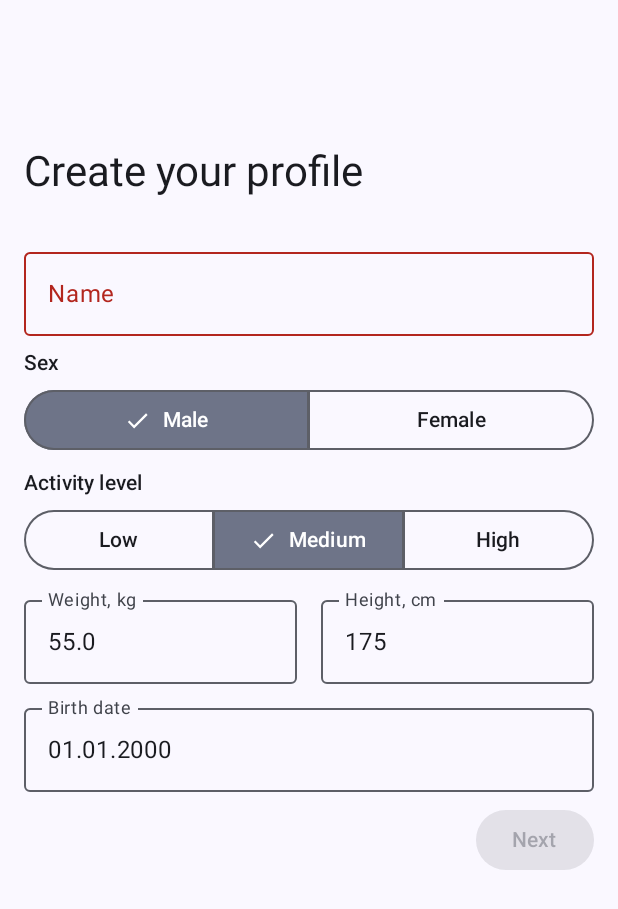
After one commit to ilya-nvk/drink-and-water, an Android app built with Jetpack Compose: the ProfileRegistrationScreen screen opened through its navigation route, on a phone screen of 412 x 824 dp. The commit adds this screen. Shown: the top 909 px of the screen. Run offline under Robolectric (Android 15) with nearby library versions, the phone set to English and light mode, and no system bars; our stand-ins replace Dagger/Hilt's generated code, Room's generated code, livedata-compose.

Commit message:
OnboardingScreen images

```diff
--- a/app/src/main/java/com/ilyanvk/drinkwater/data/datasource/userprofile/UserProfileSharedPreferencesImpl.kt
+++ b/app/src/main/java/com/ilyanvk/drinkwater/data/datasource/userprofile/UserProfileSharedPreferencesImpl.kt
@@ -24,10 +24,10 @@ class UserProfileSharedPreferencesImpl(
     override fun getUserProfile(): UserProfile {
         val prefs = context.getSharedPreferences(PREF_NAME, Context.MODE_PRIVATE)
         return UserProfile(
-            prefs.getString(KEY_NAME, "") ?: "Your name",
-            prefs.getLong(KEY_DOB, 0),
+            prefs.getString(KEY_NAME, "") ?: "",
+            prefs.getLong(KEY_DOB, 946719360000),
             prefs.getInt(KEY_HEIGHT, 175),
-            prefs.getFloat(KEY_WEIGHT, 50f).toDouble(),
+            prefs.getFloat(KEY_WEIGHT, 55f).toDouble(),
             Sex.entries[prefs.getInt(KEY_SEX, 0)],
             ActivityLevel.entries[prefs.getInt(KEY_ACTIVITY, 1)]
         )
--- a/app/src/main/java/com/ilyanvk/drinkwater/presentation/onboarding/BaseOnboardingScreen.kt
+++ b/app/src/main/java/com/ilyanvk/drinkwater/presentation/onboarding/BaseOnboardingScreen.kt
@@ -5,15 +5,16 @@ import androidx.compose.foundation.layout.Box
 import androidx.compose.foundation.layout.Column
 import androidx.compose.foundation.layout.Spacer
 import androidx.compose.foundation.layout.fillMaxSize
+import androidx.compose.foundation.layout.fillMaxWidth
 import androidx.compose.foundation.layout.height
 import androidx.compose.foundation.layout.padding
-import androidx.compose.foundation.layout.width
 import androidx.compose.material3.MaterialTheme
 import androidx.compose.material3.Text
 import androidx.compose.runtime.Composable
 import androidx.compose.ui.Alignment
 import androidx.compose.ui.Modifier
 import androidx.compose.ui.graphics.painter.Painter
+import androidx.compose.ui.layout.ContentScale
 import androidx.compose.ui.text.style.TextAlign
 import androidx.compose.ui.unit.dp
 
@@ -34,7 +35,14 @@ fun BaseOnboardingScreen(
             horizontalAlignment = Alignment.CenterHorizontally
         ) {
             picture?.let {
-                Image(modifier = Modifier.width(256.dp), painter = it, contentDescription = null)
+                Image(
+                    modifier = Modifier
+                        .fillMaxWidth()
+                        .height(128.dp),
+                    painter = it,
+                    contentDescription = null,
+                    contentScale = ContentScale.FillHeight
+                )
                 Spacer(modifier = Modifier.height(16.dp))
             }
             Text(
--- a/app/src/main/java/com/ilyanvk/drinkwater/presentation/onboarding/OnboardingScreen.kt
+++ b/app/src/main/java/com/ilyanvk/drinkwater/presentation/onboarding/OnboardingScreen.kt
@@ -56,8 +56,27 @@ fun OnboardingScreen(
             composable(OnboardingNavigationScreens.Screen3.route) {
                 BaseOnboardingScreen(
                     picture = painterResource(id = R.drawable.notification_bell),
-                    title = "Custom remainders",
+                    title = "Custom reminders",
                     text = "Quick and easy to set your hydration goal and then track your daily water intake progress.",
+                    button = {
+                        Button(onClick = { navController.navigate(OnboardingNavigationScreens.Screen4.route) }) {
+                            Text(stringResource(R.string.next))
+                        }
+                    }
+                )
+            }
+            composable(OnboardingNavigationScreens.Screen4.route) {
+                ProfileRegistrationScreen(onButtonClick = {
+                    navController.navigate(
+                        OnboardingNavigationScreens.Screen5.route
+                    )
+                })
+            }
+            composable(OnboardingNavigationScreens.Screen5.route) {
+                BaseOnboardingScreen(
+                    picture = painterResource(id = R.drawable.coin_image),
+                    title = "Earn coins",
+                    text = stringResource(id = R.string.coins_description),
                     button = {
                         Button(onClick = { onFinished() }) {
                             Text(stringResource(R.string.finish))
--- /dev/null
+++ b/app/src/main/java/com/ilyanvk/drinkwater/presentation/onboarding/ProfileRegistrationScreen.kt
@@ -0,0 +1,259 @@
+package com.ilyanvk.drinkwater.presentation.onboarding
+
+import androidx.compose.foundation.clickable
+import androidx.compose.foundation.layout.Arrangement
+import androidx.compose.foundation.layout.Box
+import androidx.compose.foundation.layout.Column
+import androidx.compose.foundation.layout.Row
+import androidx.compose.foundation.layout.Spacer
+import androidx.compose.foundation.layout.fillMaxWidth
+import androidx.compose.foundation.layout.height
+import androidx.compose.foundation.layout.padding
+import androidx.compose.foundation.layout.width
+import androidx.compose.foundation.shape.CornerSize
+import androidx.compose.foundation.text.KeyboardOptions
+import androidx.compose.material3.Button
+import androidx.compose.material3.ExperimentalMaterial3Api
+import androidx.compose.material3.LargeTopAppBar
+import androidx.compose.material3.MaterialTheme
+import androidx.compose.material3.MultiChoiceSegmentedButtonRow
+import androidx.compose.material3.OutlinedTextField
+import androidx.compose.material3.Scaffold
+import androidx.compose.material3.SegmentedButton
+import androidx.compose.material3.SegmentedButtonDefaults
+import androidx.compose.material3.SnackbarHost
+import androidx.compose.material3.SnackbarHostState
+import androidx.compose.material3.Text
+import androidx.compose.material3.TopAppBarDefaults
+import androidx.compose.material3.rememberTopAppBarState
+import androidx.compose.runtime.Composable
+import androidx.compose.runtime.remember
+import androidx.compose.ui.Modifier
+import androidx.compose.ui.focus.focusProperties
+import androidx.compose.ui.input.nestedscroll.nestedScroll
+import androidx.compose.ui.res.stringResource
+import androidx.compose.ui.text.input.KeyboardType
+import androidx.compose.ui.unit.dp
+import androidx.hilt.navigation.compose.hiltViewModel
+import com.ilyanvk.drinkwater.R
+import com.ilyanvk.drinkwater.domain.model.Sex
+import com.ilyanvk.drinkwater.domain.model.util.ActivityLevel
+import com.ilyanvk.drinkwater.presentation.profile.ProfileScreenEvent
+import com.ilyanvk.drinkwater.presentation.profile.ProfileViewModel
+import com.ilyanvk.drinkwater.presentation.profile.components.DateOfBirthDialog
+import java.text.SimpleDateFormat
+import java.util.Date
+import java.util.Locale
+
+@OptIn(ExperimentalMaterial3Api::class)
+@Composable
+fun ProfileRegistrationScreen(
+    modifier: Modifier = Modifier,
+    viewModel: ProfileViewModel = hiltViewModel(),
+    onButtonClick: () -> Unit
+) {
+
+    val snackbarHostState = remember { SnackbarHostState() }
+
+    if (viewModel.state.value.showDatePickerDialog) {
+        DateOfBirthDialog(
+            onDismiss = { viewModel.onEvent(ProfileScreenEvent.HideDatePickerDialog) },
+            onDateSelected = {
+                viewModel.onEvent(ProfileScreenEvent.UpdateDateOfBirth(it))
+                viewModel.onEvent(ProfileScreenEvent.HideDatePickerDialog)
+            },
+            initialDisplayDateMilliseconds = viewModel.state.value.dateOfBirth
+        )
+    }
+
+    val scrollBehavior =
+        TopAppBarDefaults.exitUntilCollapsedScrollBehavior(rememberTopAppBarState())
+
+    Scaffold(modifier = modifier.nestedScroll(scrollBehavior.nestedScrollConnection), topBar = {
+        LargeTopAppBar(
+            title = {
+                Text(text = "Create your profile")
+            }, scrollBehavior = scrollBehavior
+        )
+    }, snackbarHost = { SnackbarHost(hostState = snackbarHostState) }) { paddingValues ->
+        Column(modifier = Modifier.padding(paddingValues)) {
+            Spacer(modifier = Modifier.height(8.dp))
+            OutlinedTextField(
+                modifier = Modifier
+                    .padding(horizontal = 16.dp)
+                    .fillMaxWidth(),
+                value = viewModel.state.value.name,
+                label = { Text(text = stringResource(R.string.name)) },
+                onValueChange = { viewModel.onEvent(ProfileScreenEvent.UpdateName(it)) },
+                singleLine = true,
+                isError = !viewModel.state.value.isNameCorrect()
+            )
+            Spacer(modifier = Modifier.height(8.dp))
+            Text(
+                text = stringResource(R.string.sex),
+                style = MaterialTheme.typography.titleSmall,
+                modifier = Modifier.padding(horizontal = 16.dp)
+            )
+            Spacer(modifier = Modifier.height(4.dp))
+            MultiChoiceSegmentedButtonRow(
+                modifier = Modifier
+                    .padding(horizontal = 16.dp)
+                    .fillMaxWidth()
+            ) {
+                SegmentedButton(
+                    checked = viewModel.state.value.sex == Sex.MALE, onCheckedChange = {
+                        if (it) viewModel.onEvent(
+                            ProfileScreenEvent.UpdateSex(
+                                Sex.MALE
+                            )
+                        )
+                    }, shape = SegmentedButtonDefaults.baseShape.copy(
+                        topEnd = CornerSize(0.dp), bottomEnd = CornerSize(0.dp)
+                    )
+                ) {
+                    Text(text = stringResource(R.string.male))
+                }
+                SegmentedButton(
+                    checked = viewModel.state.value.sex == Sex.FEMALE, onCheckedChange = {
+                        if (it) viewModel.onEvent(
+                            ProfileScreenEvent.UpdateSex(
+                                Sex.FEMALE
+                            )
+                        )
+                    }, shape = SegmentedButtonDefaults.baseShape.copy(
+                        topStart = CornerSize(0.dp), bottomStart = CornerSize(0.dp)
+                    )
+                ) {
+                    Text(text = stringResource(R.string.female))
+                }
+            }
+            Spacer(modifier = Modifier.height(8.dp))
+            Text(
+                text = stringResource(R.string.activity_level),
+                style = MaterialTheme.typography.titleSmall,
+                modifier = Modifier.padding(horizontal = 16.dp)
+            )
+            Spacer(modifier = Modifier.height(4.dp))
+            MultiChoiceSegmentedButtonRow(
+                modifier = Modifier
+                    .padding(horizontal = 16.dp)
+                    .fillMaxWidth(),
+            ) {
+                SegmentedButton(
+                    checked = viewModel.state.value.activityLevel == ActivityLevel.LOW,
+                    onCheckedChange = {
+                        if (it) {
+                            viewModel.onEvent(
+                                ProfileScreenEvent.UpdateActivityLevel(
+                                    ActivityLevel.LOW
+                                )
+                            )
+                        }
+                    },
+                    shape = SegmentedButtonDefaults.baseShape.copy(
+                        topEnd = CornerSize(0.dp), bottomEnd = CornerSize(0.dp)
+                    )
+                ) {
+                    Text(text = stringResource(id = R.string.low))
+                }
+                SegmentedButton(
+                    checked = viewModel.state.value.activityLevel == ActivityLevel.MEDIUM,
+                    onCheckedChange = {
+                        if (it) {
+                            viewModel.onEvent(
+                                ProfileScreenEvent.UpdateActivityLevel(
+                                    ActivityLevel.MEDIUM
+                                )
+                            )
+                        }
+                    },
+                    shape = SegmentedButtonDefaults.baseShape.copy(all = CornerSize(0.dp))
+                ) {
+                    Text(text = stringResource(id = R.string.medium))
+                }
+                SegmentedButton(
+                    checked = viewModel.state.value.activityLevel == ActivityLevel.HIGH,
+                    onCheckedChange = {
+                        if (it) {
+                            viewModel.onEvent(
+                                ProfileScreenEvent.UpdateActivityLevel(
+                                    ActivityLevel.HIGH
+                                )
+                            )
+                        }
+                    },
+                    shape = SegmentedButtonDefaults.baseShape.copy(
+                        topStart = CornerSize(0.dp), bottomStart = CornerSize(0.dp)
+                    )
+                ) {
+                    Text(text = stringResource(id = R.string.high))
+                }
+            }
+            Spacer(modifier = Modifier.height(8.dp))
+            Row(
+                modifier = Modifier.padding(horizontal = 16.dp)
+            ) {
+                OutlinedTextField(
+                    modifier = Modifier.weight(1f),
+                    value = viewModel.state.value.weight,
+                    label = { Text(text = stringResource(R.string.weight)) },
+                    onValueChange = { viewModel.onEvent(ProfileScreenEvent.UpdateWeight(it)) },
+                    singleLine = true,
+                    isError = !viewModel.state.value.isWeightCorrect(),
+                    keyboardOptions = KeyboardOptions(keyboardType = KeyboardType.Number)
+                )
+                Spacer(modifier = Modifier.width(16.dp))
+                OutlinedTextField(
+                    modifier = Modifier.weight(1f),
+                    value = viewModel.state.value.height,
+                    label = { Text(text = stringResource(R.string.height)) },
+                    onValueChange = { viewModel.onEvent(ProfileScreenEvent.UpdateHeight(it)) },
+                    singleLine = true,
+                    isError = !viewModel.state.value.isHeightCorrect(),
+                    keyboardOptions = KeyboardOptions(keyboardType = KeyboardType.Number)
+                )
+            }
+            Spacer(modifier = Modifier.height(8.dp))
+            Box(
+                modifier = Modifier
+                    .clickable { viewModel.onEvent(ProfileScreenEvent.ShowDatePickerDialog) }
+                    .padding(horizontal = 16.dp)
+                    .fillMaxWidth()
+            ) {
+                OutlinedTextField(
+                    modifier = Modifier
+                        .focusProperties { canFocus = false }
+                        .fillMaxWidth(),
+                    value = convertMillisecondsToDate(viewModel.state.value.dateOfBirth),
+                    label = { Text(text = stringResource(R.string.birth_date)) },
+                    onValueChange = { },
+                    singleLine = true,
+                    isError = !viewModel.state.value.isDateOfBirthCorrect()
+                )
+            }
+            Spacer(modifier = Modifier.height(8.dp))
+            Row(
+                modifier = Modifier
+                    .padding(horizontal = 16.dp)
+                    .fillMaxWidth(),
+                horizontalArrangement = Arrangement.End
+            ) {
+                Button(
+                    onClick = {
+                        viewModel.onEvent(ProfileScreenEvent.SaveProfile)
+                        onButtonClick()
+                    },
+                    enabled = viewModel.state.value.isProfileCorrect()
+                ) {
+                    Text(text = stringResource(id = R.string.next))
+                }
+            }
+        }
+    }
+}
+
+private fun convertMillisecondsToDate(milliseconds: Long): String {
+    val sdf = SimpleDateFormat("dd.MM.yyyy", Locale.getDefault())
+    val date = Date(milliseconds)
+    return sdf.format(date)
+}
--- a/app/src/main/java/com/ilyanvk/drinkwater/presentation/onboarding/navigation/OnboardingNavigationScreens.kt
+++ b/app/src/main/java/com/ilyanvk/drinkwater/presentation/onboarding/navigation/OnboardingNavigationScreens.kt
@@ -4,4 +4,6 @@ sealed class OnboardingNavigationScreens(val route: String) {
     data object Screen1 : OnboardingNavigationScreens("1")
     data object Screen2 : OnboardingNavigationScreens("2")
     data object Screen3 : OnboardingNavigationScreens("3")
+    data object Screen4 : OnboardingNavigationScreens("4")
+    data object Screen5 : OnboardingNavigationScreens("5")
 }
--- a/app/src/main/java/com/ilyanvk/drinkwater/presentation/profile/ProfileScreen.kt
+++ b/app/src/main/java/com/ilyanvk/drinkwater/presentation/profile/ProfileScreen.kt
@@ -115,10 +115,10 @@ fun ProfileScreen(
                 Spacer(modifier = Modifier.height(8.dp))
                 Text(
                     text = stringResource(R.string.sex),
-                    style = MaterialTheme.typography.titleMedium,
+                    style = MaterialTheme.typography.titleSmall,
                     modifier = Modifier.padding(horizontal = 16.dp)
                 )
-                Spacer(modifier = Modifier.height(8.dp))
+                Spacer(modifier = Modifier.height(4.dp))
                 MultiChoiceSegmentedButtonRow(
                     modifier = Modifier
                         .padding(horizontal = 16.dp)
@@ -154,10 +154,10 @@ fun ProfileScreen(
                 Spacer(modifier = Modifier.height(8.dp))
                 Text(
                     text = stringResource(R.string.activity_level),
-                    style = MaterialTheme.typography.titleMedium,
+                    style = MaterialTheme.typography.titleSmall,
                     modifier = Modifier.padding(horizontal = 16.dp)
                 )
-                Spacer(modifier = Modifier.height(8.dp))
+                Spacer(modifier = Modifier.height(4.dp))
                 MultiChoiceSegmentedButtonRow(
                     modifier = Modifier
                         .padding(horizontal = 16.dp)
```
Also changed, not shown: app/src/main/res/drawable/coin_image.png (added).
